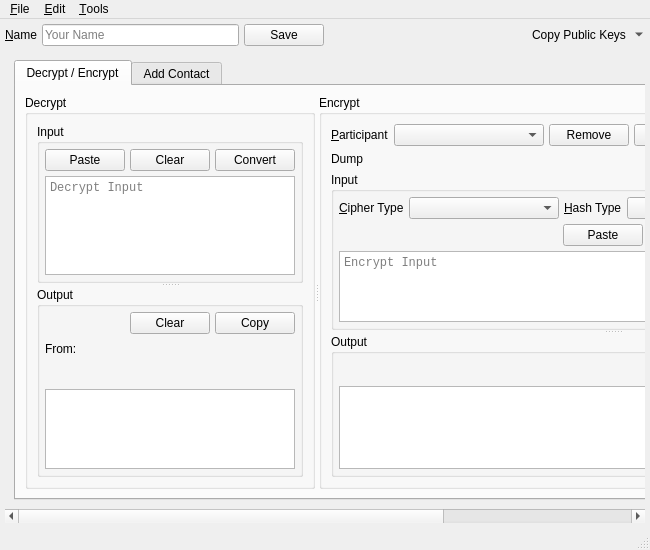
This is branches/trunk/UI/spot-on-rosetta.ui in textbrowser/spot-on as Qt 5 draws it before an edit. The edited form follows.
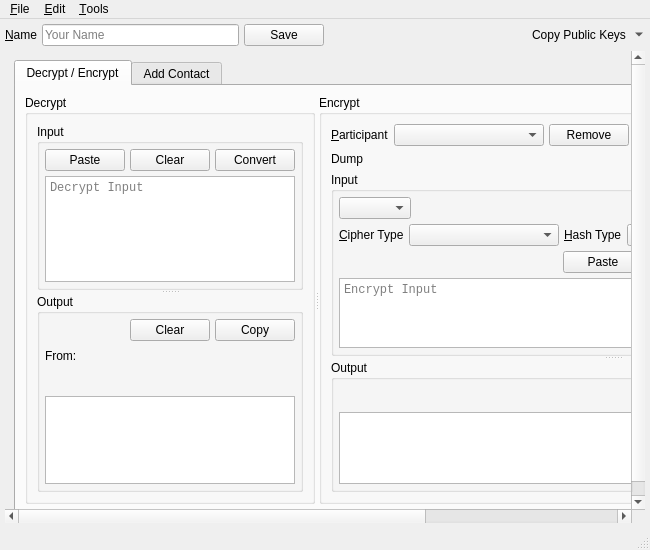
This is the edited form. Icons and pictures are not drawn.

Commit message: Multiple GPG key pairs.

```diff
--- a/branches/trunk/UI/spot-on-rosetta.ui
+++ b/branches/trunk/UI/spot-on-rosetta.ui
@@ -107,8 +107,8 @@
         <rect>
          <x>0</x>
          <y>0</y>
-         <width>977</width>
-         <height>497</height>
+         <width>1030</width>
+         <height>520</height>
         </rect>
        </property>
        <layout class="QVBoxLayout" name="verticalLayout_5">
@@ -451,6 +451,30 @@
                     <property name="bottomMargin">
                      <number>5</number>
                     </property>
+                    <item>
+                     <layout class="QHBoxLayout" name="horizontalLayout_13">
+                      <item>
+                       <widget class="QComboBox" name="email_addresses">
+                        <property name="sizeAdjustPolicy">
+                         <enum>QComboBox::AdjustToContents</enum>
+                        </property>
+                       </widget>
+                      </item>
+                      <item>
+                       <spacer name="horizontalSpacer_6">
+                        <property name="orientation">
+                         <enum>Qt::Horizontal</enum>
+                        </property>
+                        <property name="sizeHint" stdset="0">
+                         <size>
+                          <width>40</width>
+                          <height>20</height>
+                         </size>
+                        </property>
+                       </spacer>
+                      </item>
+                     </layout>
+                    </item>
                     <item>
                      <layout class="QHBoxLayout" name="horizontalLayout_2">
                       <property name="spacing">
```
Left out of the diff: 2 changed lines with no effect on the pictures.
